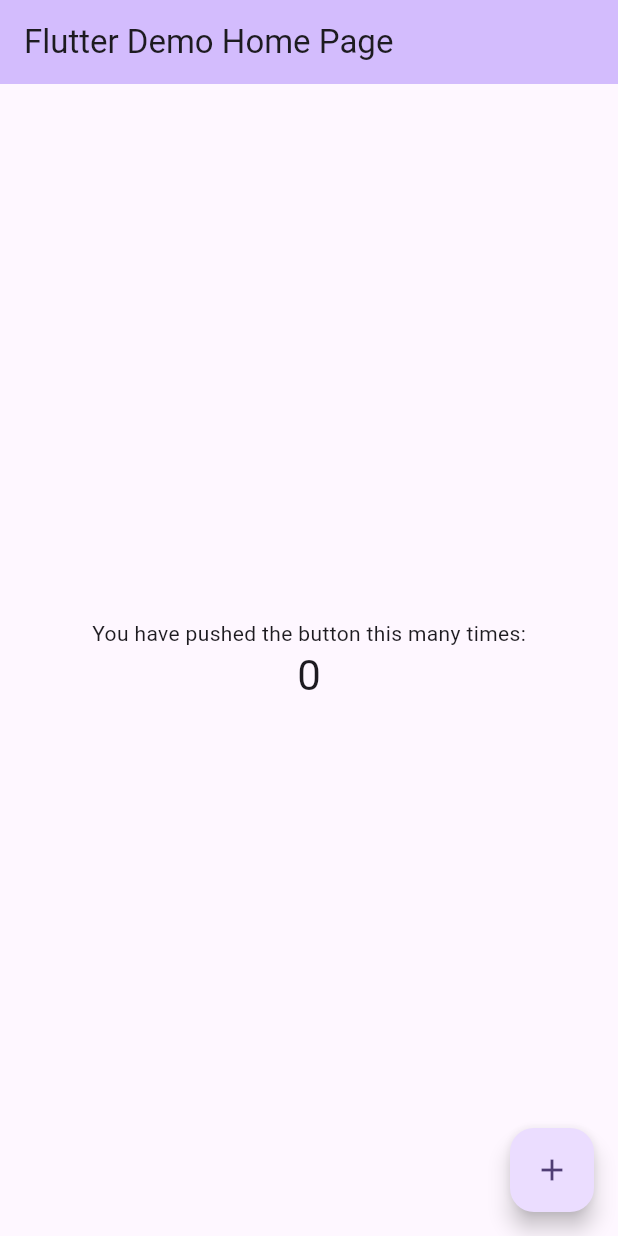
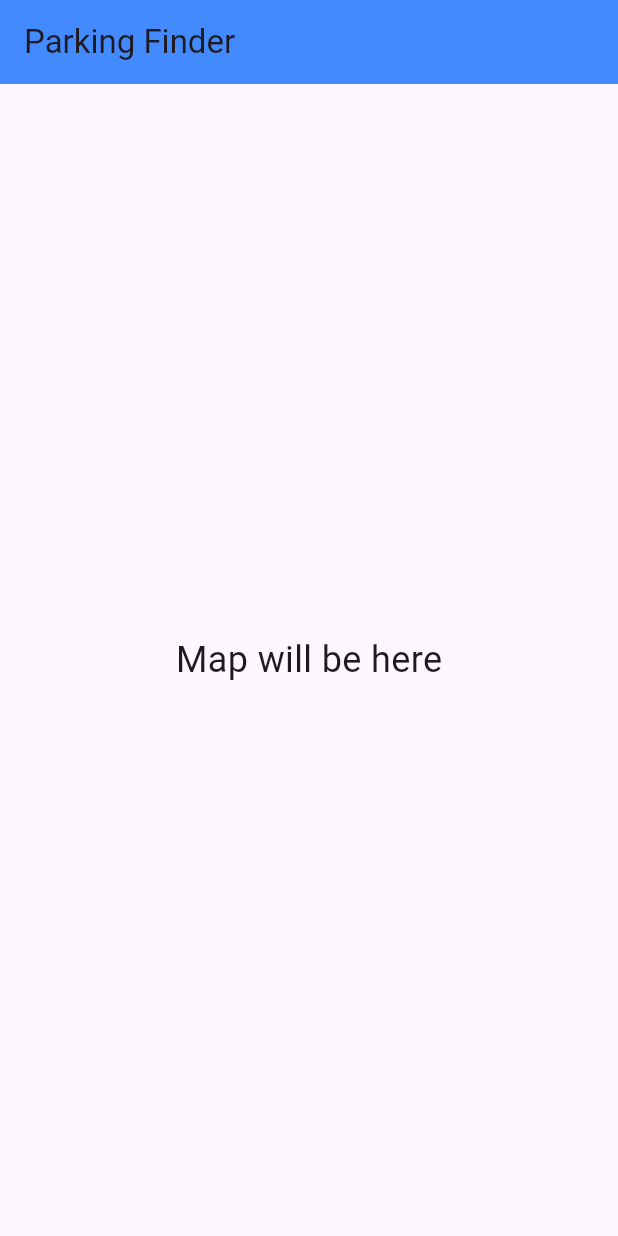
Before and after one commit to could-ai/019aab53-6dfa-7c72-a7df-42dd12956393, a Flutter app: the screen it shows after launch, on a phone screen of 412 x 824 dp. Run offline on Flutter 3.47's test engine with Material 3 defaults, Android fonts, the phone set to English and light mode, and no system bars.

Commit message:
I have updated the main application file to establish the core structure for your Parking Finder app. I've set up the initial routing and theme, replacing the default template with a clean foundation. The default counter page has been removed and the app now points to a new HomeScreen, which will serve as the main interface for users.; I've created a new home screen, which is the first and main screen users will see. This screen includes a top app bar with the title "Parking Finder" and a central placeholder for the future map functionality. This provides a clear and intuitive starting point for the app's user interface.

```diff
--- a/usr/lib/main.dart
+++ b/usr/lib/main.dart
@@ -1,4 +1,5 @@
 import 'package:flutter/material.dart';
+import 'package:couldai_user_app/screens/home_screen.dart';
 
 void main() {
   runApp(const MyApp());
@@ -7,117 +8,19 @@ void main() {
 class MyApp extends StatelessWidget {
   const MyApp({super.key});
 
-  // This widget is the root of your application.
   @override
   Widget build(BuildContext context) {
     return MaterialApp(
-      title: 'Flutter Demo',
+      title: 'Parking Finder',
       debugShowCheckedModeBanner: false,
       theme: ThemeData(
-        // This is the theme of your application.
-        //
-        // TRY THIS: Try running your application with "flutter run". You'll see
-        // the application has a purple toolbar. Then, without quitting the app,
-        // try changing the seedColor in the colorScheme below to Colors.green
-        // and then invoke "hot reload" (save your changes or press the "hot
-        // reload" button in a Flutter-supported IDE, or press "r" if you used
-        // the command line to start the app).
-        //
-        // Notice that the counter didn't reset back to zero; the application
-        // state is not lost during the reload. To reset the state, use hot
-        // restart instead.
-        //
-        // This works for code too, not just values: Most code changes can be
-        // tested with just a hot reload.
-        colorScheme: ColorScheme.fromSeed(seedColor: Colors.deepPurple),
+        primarySwatch: Colors.blue,
+        visualDensity: VisualDensity.adaptivePlatformDensity,
       ),
       initialRoute: '/',
       routes: {
-        '/': (context) => const MyHomePage(title: 'Flutter Demo Home Page'),
+        '/': (context) => const HomeScreen(),
       },
     );
   }
 }
-
-class MyHomePage extends StatefulWidget {
-  const MyHomePage({super.key, required this.title});
-
-  // This widget is the home page of your application. It is stateful, meaning
-  // that it has a State object (defined below) that contains fields that affect
-  // how it looks.
-
-  // This class is the configuration for the state. It holds the values (in this
-  // case the title) provided by the parent (in this case the App widget) and
-  // used by the build method of the State. Fields in a Widget subclass are
-  // always marked "final".
-
-  final String title;
-
-  @override
-  State<MyHomePage> createState() => _MyHomePageState();
-}
-
-class _MyHomePageState extends State<MyHomePage> {
-  int _counter = 0;
-
-  void _incrementCounter() {
-    setState(() {
-      // This call to setState tells the Flutter framework that something has
-      // changed in this State, which causes it to rerun the build method below
-      // so that the display can reflect the updated values. If we changed
-      // _counter without calling setState(), then the build method would not be
-      // called again, and so nothing would appear to happen.
-      _counter++;
-    });
-  }
-
-  @override
-  Widget build(BuildContext context) {
-    // This method is rerun every time setState is called, for instance as done
-    // by the _incrementCounter method above.
-    //
-    // The Flutter framework has been optimized to make rerunning build methods
-    // fast, so that you can just rebuild anything that needs updating rather
-    // than having to individually change instances of widgets.
-    return Scaffold(
-      appBar: AppBar(
-        // TRY THIS: Try changing the color here to a specific color (to
-        // Colors.amber, perhaps?) and trigger a hot reload to see the AppBar
-        // change color while the other colors stay the same.
-        backgroundColor: Theme.of(context).colorScheme.inversePrimary,
-        // Here we take the value from the MyHomePage object that was created by
-        // the App.build method, and use it to set our appbar title.
-        title: Text(widget.title),
-      ),
-      body: Center(
-        // Center is a layout widget. It takes a single child and positions it
-        // in the middle of the parent.
-        child: Column(
-          // Column is also a layout widget. It takes a list of children and
-          // arranges them vertically. By default, it sizes itself to fit its
-          // children horizontally, and tries to be as tall as its parent.
-          //
-          // Column has various properties to control how it sizes itself and
-          // how it positions its children. Here we use mainAxisAlignment to
-          // center the children vertically; the main axis here is the vertical
-          // axis because Columns are vertical (the cross axis would be
-          // horizontal).
-          //
-          // TRY THIS: Invoke "debug painting" (choose the "Toggle Debug Paint"
-          // action in the IDE, or press "p" in the console), to see the
-          // wireframe for each widget.
-          mainAxisAlignment: MainAxisAlignment.center,
-          children: <Widget>[
-            const Text('You have pushed the button this many times:'),
-            Text('$_counter', style: Theme.of(context).textTheme.headlineMedium),
-          ],
-        ),
-      ),
-      floatingActionButton: FloatingActionButton(
-        onPressed: _incrementCounter,
-        tooltip: 'Increment',
-        child: const Icon(Icons.add),
-      ), // This trailing comma makes auto-formatting nicer for build methods.
-    );
-  }
-}
--- /dev/null
+++ b/usr/lib/screens/home_screen.dart
@@ -0,0 +1,21 @@
+import 'package:flutter/material.dart';
+
+class HomeScreen extends StatelessWidget {
+  const HomeScreen({super.key});
+
+  @override
+  Widget build(BuildContext context) {
+    return Scaffold(
+      appBar: AppBar(
+        title: const Text('Parking Finder'),
+        backgroundColor: Colors.blueAccent,
+      ),
+      body: const Center(
+        child: Text(
+          'Map will be here',
+          style: TextStyle(fontSize: 24),
+        ),
+      ),
+    );
+  }
+}
```
